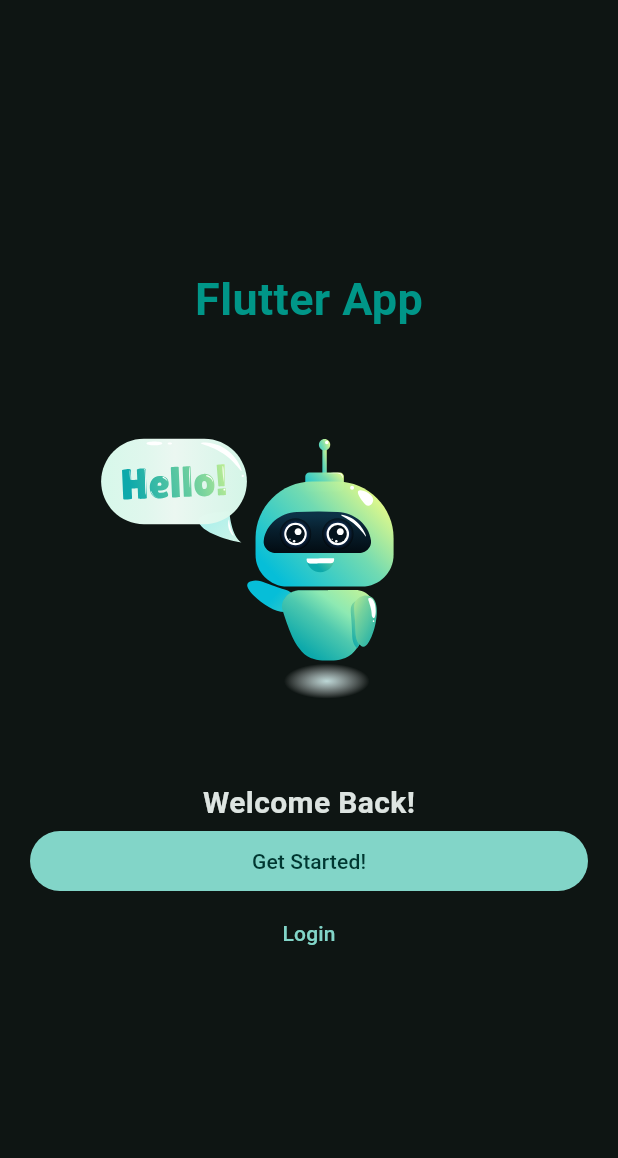
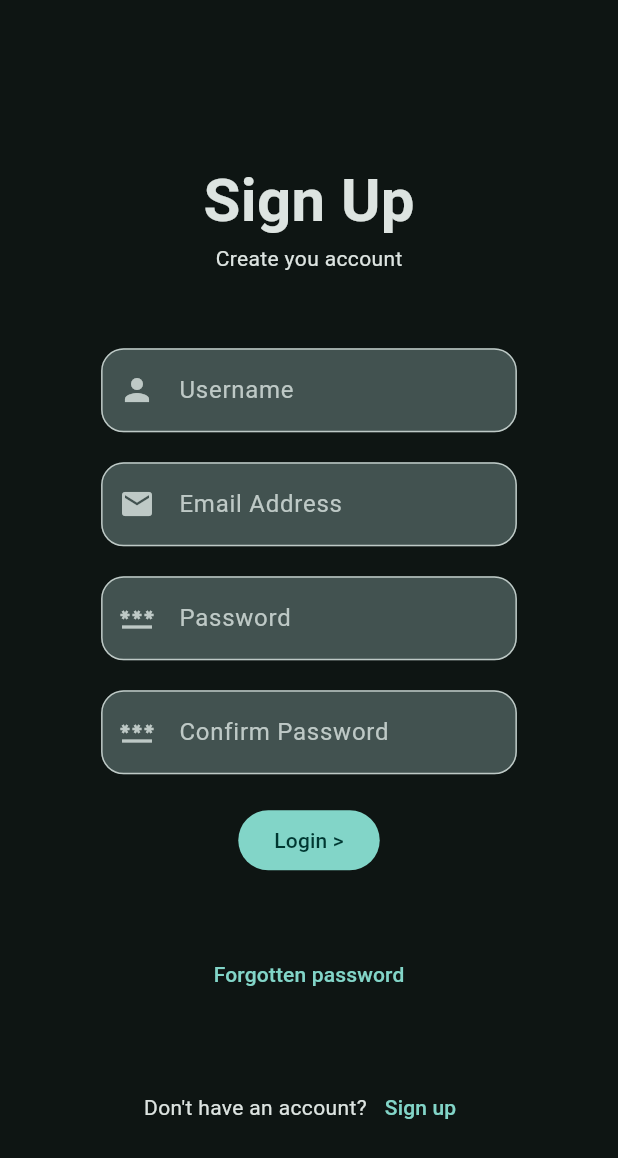
Before and after one commit to Danny-Py5/flutter-tutorial-sept-15-2025-monday-1-53pm, a Flutter app: the screen it shows after launch, on a phone screen of 412 x 824 dp. Shown: the top 1158 px of the screen. Run offline on Flutter 3.47's test engine with Material 3 defaults, Android fonts, the phone set to English and light mode, and no system bars; our stand-ins replace lottie, shared_preferences.

Commit message:
Signup excercise page with fractionallysizedbox

```diff
--- a/lib/main.dart
+++ b/lib/main.dart
@@ -1,6 +1,7 @@
 import 'package:flutter/material.dart';
 import 'package:flutter_application_1/data/constants/defaults.dart';
 import 'package:flutter_application_1/data/value_notifier.dart';
+import 'package:flutter_application_1/views/pages/exercises/signup_exercise_page.dart';
 import 'package:flutter_application_1/views/pages/welcome_page.dart';
 import 'package:shared_preferences/shared_preferences.dart';
 // import 'package:flutter_application_1/widgets/bottom_tab_widget.dart';
@@ -45,7 +46,7 @@ class _MyAppState extends State<MyApp> {
                   : Brightness.dark,
             ),
           ),
-          home: WelcomePage(),
+          home: SignupExercisePage(), // WelcomePage(),
         );
       },
     );
--- a/lib/views/pages/login_exercise_page.dart
+++ b/lib/views/pages/exercises/login_exercise_page.dart
@@ -1,6 +1,7 @@
 import 'package:flutter/material.dart';
 import 'package:flutter_application_1/data/constants/defaults.dart';
 import 'package:flutter_application_1/data/value_notifier.dart';
+import 'package:flutter_application_1/views/pages/exercises/signup_exercise_page.dart';
 
 class LoginExercisePage extends StatefulWidget {
   const LoginExercisePage({super.key});
@@ -101,7 +102,19 @@ class _LoginExercisePageState extends State<LoginExercisePage> {
                   mainAxisSize: MainAxisSize.min,
                   children: [
                     Text("Don't have an account?"),
-                    TextButton(onPressed: () {}, child: Text("Sign up")),
+                    TextButton(
+                      onPressed: () {
+                        Navigator.push(
+                          context,
+                          MaterialPageRoute(
+                            builder: (context) {
+                              return SignupExercisePage();
+                            },
+                          ),
+                        );
+                      },
+                      child: Text("Sign up"),
+                    ),
                   ],
                 ),
               ),
--- /dev/null
+++ b/lib/views/pages/exercises/signup_exercise_page.dart
@@ -0,0 +1,163 @@
+import 'package:flutter/material.dart';
+import 'package:flutter_application_1/data/constants/defaults.dart';
+import 'package:flutter_application_1/data/value_notifier.dart';
+
+class SignupExercisePage extends StatefulWidget {
+  const SignupExercisePage({super.key});
+
+  @override
+  State<SignupExercisePage> createState() => _SignupExercisePageState();
+}
+
+class _SignupExercisePageState extends State<SignupExercisePage> {
+  @override
+  Widget build(BuildContext context) {
+    TextEditingController passwordController = TextEditingController();
+    TextEditingController confirmPasswordController = TextEditingController();
+    TextEditingController emailController = TextEditingController();
+    TextEditingController usernameController = TextEditingController();
+
+    final textInputFillColor = modeSwitchNotifier.value == true
+        ? Colors.teal[50]
+        : Color.fromARGB(81, 179, 214, 212);
+
+    return Scaffold(
+      appBar: AppBar(),
+      body: SingleChildScrollView(
+        child: Padding(
+          padding: const EdgeInsets.all(8.0),
+          child: Center(
+            child: FractionallySizedBox(
+              widthFactor: MediaQuery.of(context).size.width < 400 ? 0.9 : 0.7,
+              child: Column(
+                mainAxisSize: MainAxisSize.min, // 👈 important fix
+                children: [
+                  Center(
+                    child: Column(
+                      mainAxisSize: MainAxisSize.min, // 👈 also helps
+                      children: [
+                        SizedBox(
+                          height: MediaQuery.of(context).size.height * 0.05,
+                        ),
+                        FittedBox(
+                          child: Text(
+                            "Sign Up",
+                            style: TextStyle(
+                              fontSize: 40,
+                              fontWeight: FontWeight.bold,
+                            ),
+                          ),
+                        ),
+                        Text("Create you account"),
+                      ],
+                    ),
+                  ),
+
+                  SizedBox(height: 50),
+
+                  Center(
+                    // inputs
+                    child: Column(
+                      spacing: 20,
+                      children: [
+                        TextField(
+                          controller: usernameController,
+                          decoration: InputDecoration(
+                            fillColor: textInputFillColor,
+                            filled: true,
+                            hint: Text("Input your username"),
+                            label: Text("Username"),
+                            prefixIcon: Icon(Icons.person),
+                            border: OutlineInputBorder(
+                              borderRadius: BorderRadius.circular(
+                                Defaults.borderRadius,
+                              ),
+                            ),
+                          ),
+                        ),
+                        TextField(
+                          controller: emailController,
+                          decoration: InputDecoration(
+                            fillColor: textInputFillColor,
+                            filled: true,
+                            hint: Text("Input Your Email Address here"),
+                            label: Text("Email Address"),
+                            prefixIcon: Icon(Icons.email),
+                            border: OutlineInputBorder(
+                              borderRadius: BorderRadius.circular(
+                                Defaults.borderRadius,
+                              ),
+                            ),
+                          ),
+                        ),
+
+                        TextField(
+                          controller: passwordController,
+                          decoration: InputDecoration(
+                            fillColor: textInputFillColor,
+                            filled: true,
+                            hint: Text("Input your password"),
+                            label: Text("Password"),
+                            prefixIcon: Icon(Icons.password_sharp),
+                            border: OutlineInputBorder(
+                              borderRadius: BorderRadius.circular(
+                                Defaults.borderRadius,
+                              ),
+                            ),
+                          ),
+                        ),
+                        TextField(
+                          controller: confirmPasswordController,
+                          decoration: InputDecoration(
+                            fillColor: textInputFillColor,
+                            filled: true,
+                            hint: Text("Confirm your password"),
+                            label: Text("Confirm Password"),
+                            prefixIcon: Icon(Icons.password_sharp),
+                            border: OutlineInputBorder(
+                              borderRadius: BorderRadius.circular(
+                                Defaults.borderRadius,
+                              ),
+                            ),
+                          ),
+                        ),
+                        FilledButton(onPressed: () {}, child: Text('Login >')),
+                      ],
+                    ),
+                  ),
+                  SizedBox(height: MediaQuery.of(context).size.height * 0.05),
+                  TextButton(
+                    onPressed: () {},
+                    child: Text("Forgotten password"),
+                  ),
+                  SizedBox(height: MediaQuery.of(context).size.height * 0.05),
+                  Center(
+                    child: Row(
+                      mainAxisSize: MainAxisSize.min,
+                      children: [
+                        Text("Don't have an account?"),
+                        TextButton(
+                          onPressed: () {
+                            Navigator.push(
+                              context,
+                              MaterialPageRoute(
+                                builder: (context) {
+                                  return SignupExercisePage();
+                                },
+                              ),
+                            );
+                          },
+                          child: Text("Sign up"),
+                        ),
+                      ],
+                    ),
+                  ),
+                ],
+              ),
+            ),
+          ),
+        ),
+      ),
+    );
+  }
+}
--- a/lib/views/pages/profile_page.dart
+++ b/lib/views/pages/profile_page.dart
@@ -1,7 +1,7 @@
 import 'package:flutter/material.dart';
 import 'package:flutter_application_1/data/constants/defaults.dart';
 import 'package:flutter_application_1/data/value_notifier.dart';
-import 'package:flutter_application_1/views/pages/login_exercise_page.dart';
+import 'package:flutter_application_1/views/pages/exercises/login_exercise_page.dart';
 import 'package:flutter_application_1/views/pages/welcome_page.dart';
 
 class ProfilePage extends StatefulWidget {
```
